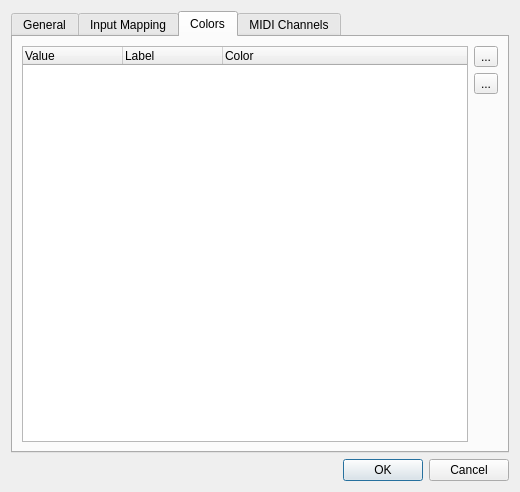
Qt form ui/src/inputprofileeditor.ui (yestalgia/qlcplus) before a commit.
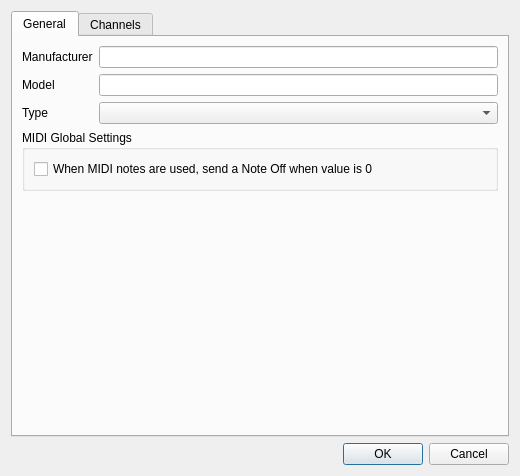
The same form after that commit. The open tabs and pages were chosen to show the change. Icons and pictures are not drawn.

What changed in the file:
```diff
--- a/ui/src/inputprofileeditor.ui
+++ b/ui/src/inputprofileeditor.ui
@@ -26,7 +26,7 @@
     <x>0</x>
     <y>0</y>
     <width>520</width>
-    <height>492</height>
+    <height>476</height>
    </rect>
   </property>
   <property name="windowTitle">
@@ -36,18 +36,8 @@
    <iconset resource="qlcui.qrc">
     <normaloff>:/input_output.png</normaloff>:/input_output.png</iconset>
   </property>
-  <layout class="QGridLayout" name="gridLayout_6">
-   <item row="1" column="0">
-    <widget class="QDialogButtonBox" name="m_buttonBox">
-     <property name="orientation">
-      <enum>Qt::Horizontal</enum>
-     </property>
-     <property name="standardButtons">
-      <set>QDialogButtonBox::Cancel|QDialogButtonBox::Ok</set>
-     </property>
-    </widget>
-   </item>
-   <item row="0" column="0">
+  <layout class="QVBoxLayout" name="verticalLayout">
+   <item>
     <widget class="QTabWidget" name="m_tab">
      <property name="currentIndex">
       <number>0</number>
@@ -131,7 +121,7 @@
      </widget>
      <widget class="QWidget" name="tab_2">
       <attribute name="title">
-       <string>Input Mapping</string>
+       <string>Channels</string>
       </attribute>
       <layout class="QGridLayout" name="gridLayout_2">
        <item row="6" column="0">
@@ -407,159 +397,16 @@
        </item>
       </layout>
      </widget>
-     <widget class="QWidget" name="tab_3">
-      <attribute name="title">
-       <string>Colors</string>
-      </attribute>
-      <layout class="QGridLayout" name="gridLayout_7">
-       <item row="1" column="1">
-        <widget class="QToolButton" name="m_removeColorButton">
-         <property name="toolTip">
-          <string>Remove the selected color</string>
-         </property>
-         <property name="text">
-          <string notr="true">...</string>
-         </property>
-         <property name="icon">
-          <iconset resource="qlcui.qrc">
-           <normaloff>:/edit_remove.png</normaloff>:/edit_remove.png</iconset>
-         </property>
-         <property name="iconSize">
-          <size>
-           <width>32</width>
-           <height>32</height>
-          </size>
-         </property>
-        </widget>
-       </item>
-       <item row="0" column="1">
-        <widget class="QToolButton" name="m_addColorButton">
-         <property name="toolTip">
-          <string>Add a new color</string>
-         </property>
-         <property name="text">
-          <string notr="true">...</string>
-         </property>
-         <property name="icon">
-          <iconset resource="qlcui.qrc">
-           <normaloff>:/edit_add.png</normaloff>:/edit_add.png</iconset>
-         </property>
-         <property name="iconSize">
-          <size>
-           <width>32</width>
-           <height>32</height>
-          </size>
-         </property>
-        </widget>
-       </item>
-       <item row="2" column="1">
-        <spacer name="verticalSpacer_3">
-         <property name="orientation">
-          <enum>Qt::Vertical</enum>
-         </property>
-         <property name="sizeHint" stdset="0">
-          <size>
-           <width>20</width>
-           <height>40</height>
-          </size>
-         </property>
-        </spacer>
-       </item>
-       <item row="0" column="0" rowspan="3">
-        <widget class="QTreeWidget" name="m_colorTableTree">
-         <column>
-          <property name="text">
-           <string>Value</string>
-          </property>
-         </column>
-         <column>
-          <property name="text">
-           <string>Label</string>
-          </property>
-         </column>
-         <column>
-          <property name="text">
-           <string>Color</string>
-          </property>
-         </column>
-        </widget>
-       </item>
-      </layout>
-     </widget>
-     <widget class="QWidget" name="tab_4">
-      <attribute name="title">
-       <string>MIDI Channels</string>
-      </attribute>
-      <layout class="QGridLayout" name="gridLayout_8">
-       <item row="0" column="1">
-        <widget class="QToolButton" name="m_addMidiChannelButton">
-         <property name="toolTip">
-          <string>Add a new MIDI channel</string>
-         </property>
-         <property name="text">
-          <string notr="true"/>
-         </property>
-         <property name="icon">
-          <iconset resource="qlcui.qrc">
-           <normaloff>:/edit_add.png</normaloff>:/edit_add.png</iconset>
-         </property>
-         <property name="iconSize">
-          <size>
-           <width>32</width>
-           <height>32</height>
-          </size>
-         </property>
-        </widget>
-       </item>
-       <item row="1" column="1">
-        <widget class="QToolButton" name="m_removeMidiChannelButton">
-         <property name="toolTip">
-          <string>Remove the selected MIDI channel</string>
-         </property>
-         <property name="text">
-          <string notr="true"/>
-         </property>
-         <property name="icon">
-          <iconset resource="qlcui.qrc">
-           <normaloff>:/edit_remove.png</normaloff>:/edit_remove.png</iconset>
-         </property>
-         <property name="iconSize">
-          <size>
-           <width>32</width>
-           <height>32</height>
-          </size>
-         </property>
-        </widget>
-       </item>
-       <item row="2" column="1">
-        <spacer name="verticalSpacer_4">
-         <property name="orientation">
-          <enum>Qt::Vertical</enum>
-         </property>
-         <property name="sizeHint" stdset="0">
-          <size>
-           <width>20</width>
-           <height>40</height>
-          </size>
-         </property>
-        </spacer>
-       </item>
-       <item row="0" column="0" rowspan="3">
-        <widget class="QTreeWidget" name="m_midiChannelsTree">
-         <column>
-          <property name="text">
-           <string>Channel</string>
-          </property>
-         </column>
-         <column>
-          <property name="text">
-           <string>Name</string>
-          </property>
-         </column>
-        </widget>
-       </item>
-      </layout>
-     </widget>
+    </widget>
+   </item>
+   <item>
+    <widget class="QDialogButtonBox" name="m_buttonBox">
+     <property name="orientation">
+      <enum>Qt::Horizontal</enum>
+     </property>
+     <property name="standardButtons">
+      <set>QDialogButtonBox::Cancel|QDialogButtonBox::Ok</set>
+     </property>
     </widget>
    </item>
   </layout>
```
Left out of the diff: 33 changed lines with no effect on the pictures.
